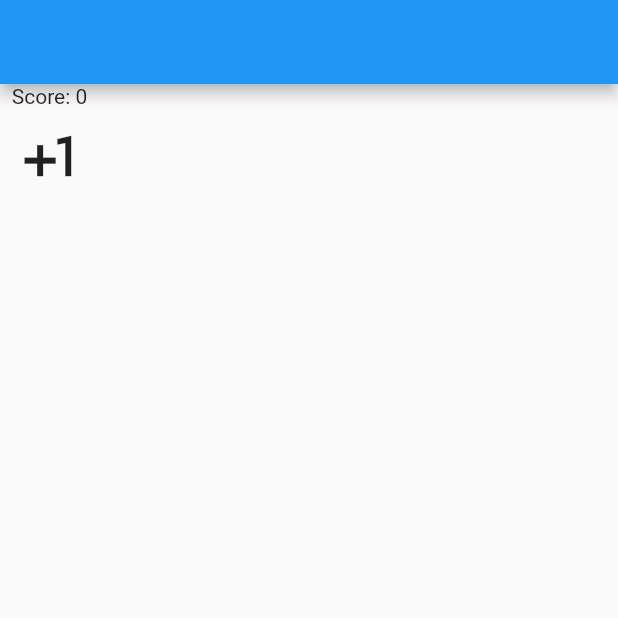
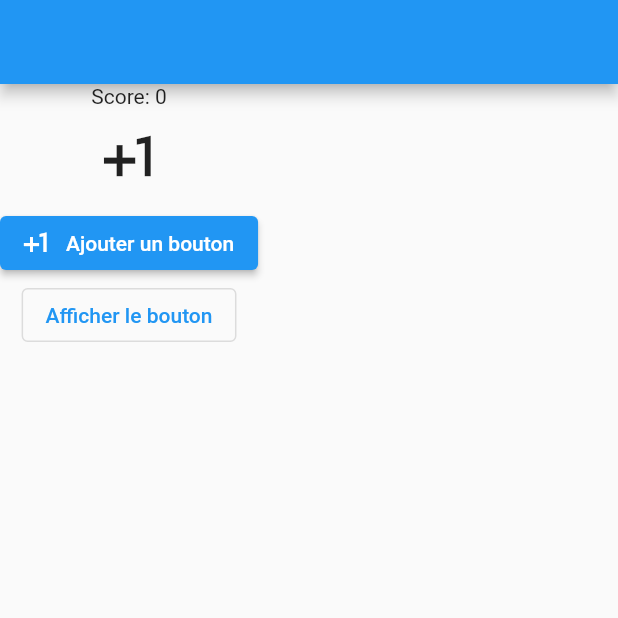
Before and after one commit to Lebeil/Demo_flutter, a Flutter app: the screen it shows after launch, on a phone screen of 412 x 824 dp, the top half of it. Run offline on Flutter 3.47's test engine with Material 2 defaults, Android fonts, the phone set to English and light mode, and no system bars.

Commit message:
add toggle + opérateur ternaire

```diff
--- a/lib/home.dart
+++ b/lib/home.dart
@@ -9,9 +9,16 @@ class Home extends StatefulWidget {
 
 class _HomeState extends State<Home> {
   var _score = 0;
+  var _afficherLeBouton = false;
   void _plusButtonClicked() {
     setState(() {
       _score = _score + 1;
+    });
+  }
+
+  void _toggleButton() {
+    setState(() {
+      _afficherLeBouton = !_afficherLeBouton;
     });
   }
 
@@ -24,8 +31,17 @@ class _HomeState extends State<Home> {
         IconButton(
             onPressed: _plusButtonClicked,
             iconSize: 50,
-            icon: const Icon(Icons.plus_one))
-      ],)
+            icon: const Icon(Icons.plus_one)),
+        ElevatedButton.icon(onPressed: _plusButtonClicked, icon: const Icon(Icons.plus_one), label: const Text("Ajouter un bouton")),
+        OutlinedButton(onPressed: _toggleButton, child: Text((_afficherLeBouton ? "Masquer " : "Afficher ") + "le bouton") //ternaire
+        ),
+        if(_afficherLeBouton)
+          TextButton(
+            onPressed: _plusButtonClicked,
+            child: const Text('Bouton'),
+          )
+      ],
+      ),
     );
   }
 }
```
